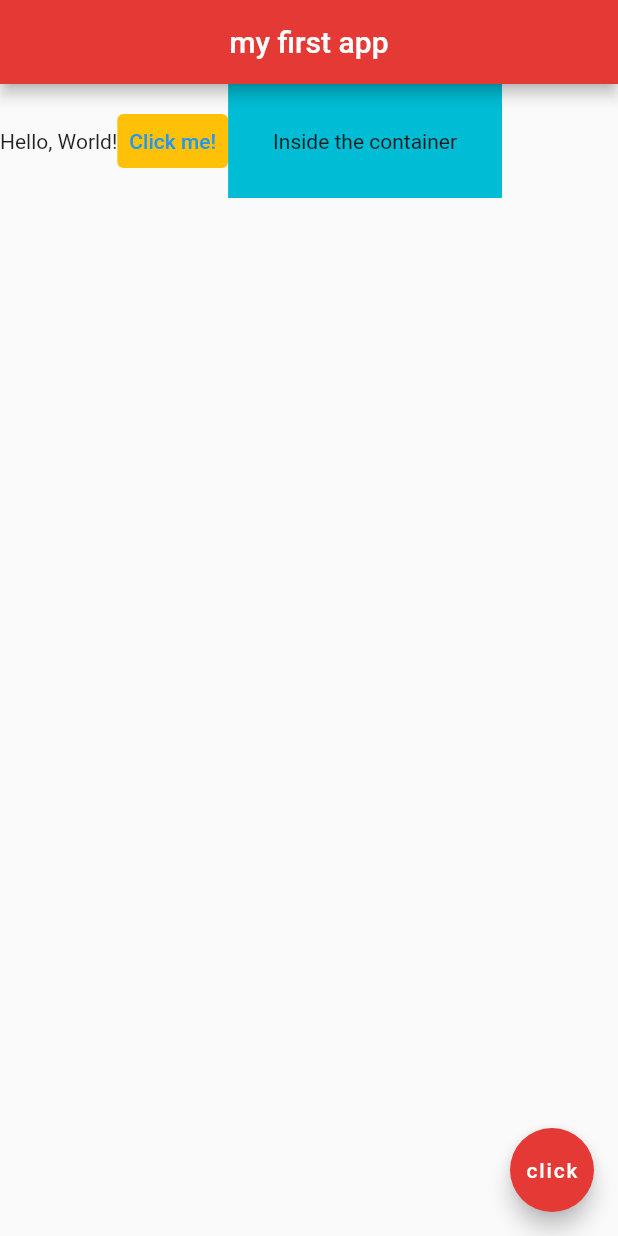
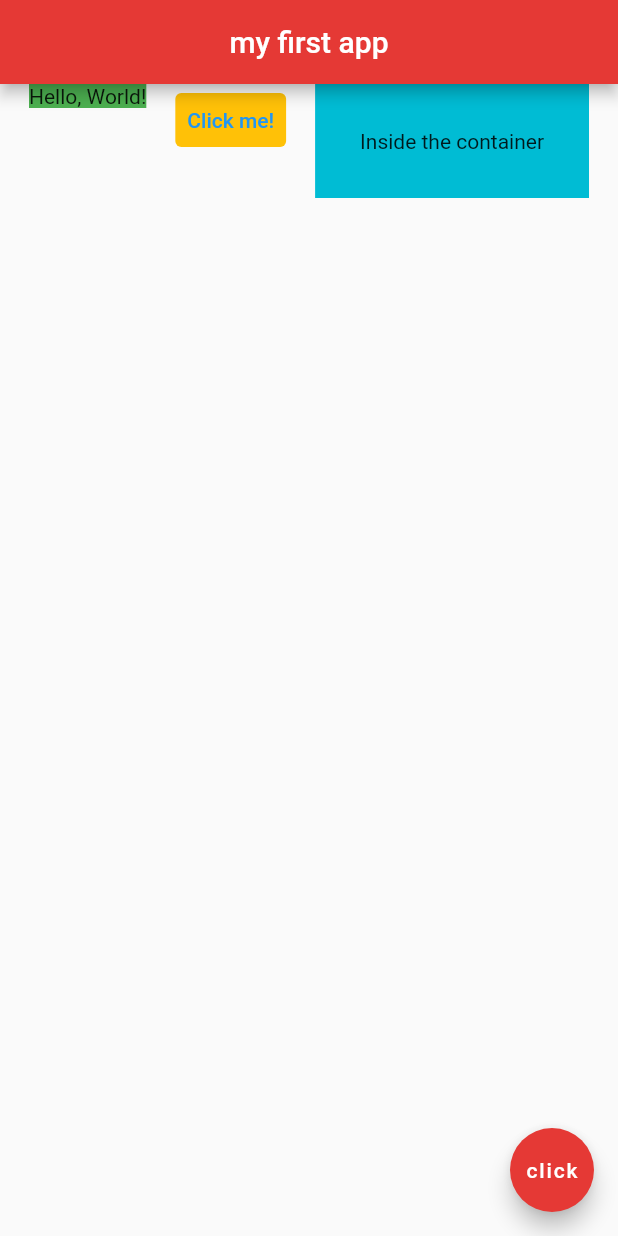
Before and after one commit to denamyte/flutter_thenetninja_01_myapp, a Flutter app: the screen it shows after launch, on a phone screen of 412 x 824 dp. Run offline on Flutter 3.47's test engine with Material 2 defaults, Android fonts, the phone set to English and light mode, and no system bars.

Commit message:
Lesson 11. Row axis alignments

```diff
--- a/lib/main.dart
+++ b/lib/main.dart
@@ -14,8 +14,10 @@ class Home extends StatelessWidget {
           backgroundColor: Colors.red[600]
       ),
       body: Row(
+        mainAxisAlignment: MainAxisAlignment.spaceEvenly,
+        crossAxisAlignment: CrossAxisAlignment.start,
         children: <Widget>[
-          Text('Hello, World!'),
+          Text('Hello, World!', style: TextStyle(backgroundColor: Colors.green),),
           TextButton(
             onPressed: () {},
             style: ButtonStyle(
@@ -31,6 +33,7 @@ class Home extends StatelessWidget {
         ],
       ),
       floatingActionButton: FloatingActionButton(
+        onPressed: () {},
         backgroundColor: Colors.red[600],
         child: Text('click'),
       ),
```
